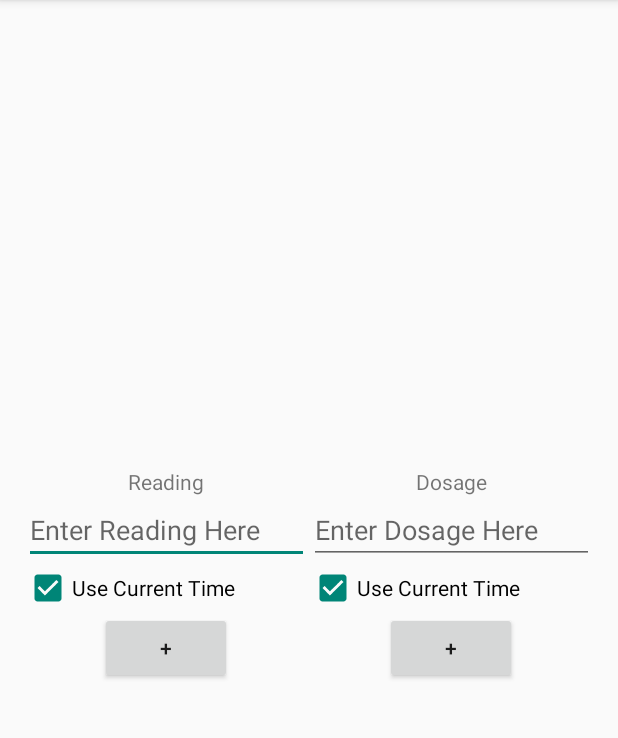
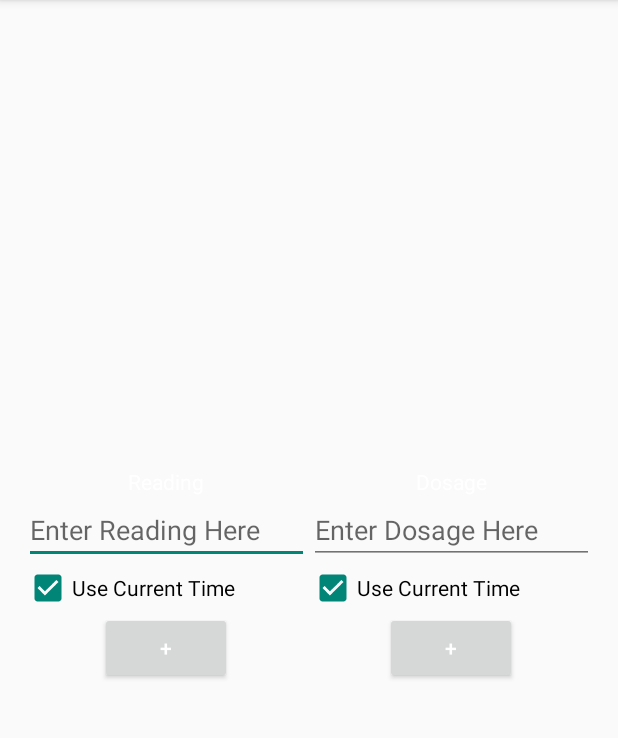
Before and after one commit to hajaar/learnandroid, an Android app: the screen it shows after launch (MainActivity), on a phone screen of 412 x 824 dp, the part 84-822 px from its top. Run offline under Robolectric (Android 15) with nearby library versions, the phone set to English and light mode, and no system bars.

Commit message:
added themed colors as a style.

```diff
--- a/DiabetesMonitoring/app/src/main/res/values/styles.xml
+++ b/DiabetesMonitoring/app/src/main/res/values/styles.xml
@@ -2,7 +2,12 @@
 
     <!-- Base application theme. -->
     <style name="AppTheme" parent="Theme.AppCompat.Light.DarkActionBar">
-        <!-- Customize your theme here. -->
+        <item name="android:colorPrimary">#3F51B5</item>
+        <item name="android:colorPrimaryDark">#303F9F</item>
+        <item name="android:textColor">#ffffff</item>
+        <item name="android:colorAccent">#009688</item>
+        <item name="android:textColorPrimary">#212121</item>
+        <item name="android:textColorSecondary">#727272</item>
     </style>
 
 </resources>
```
